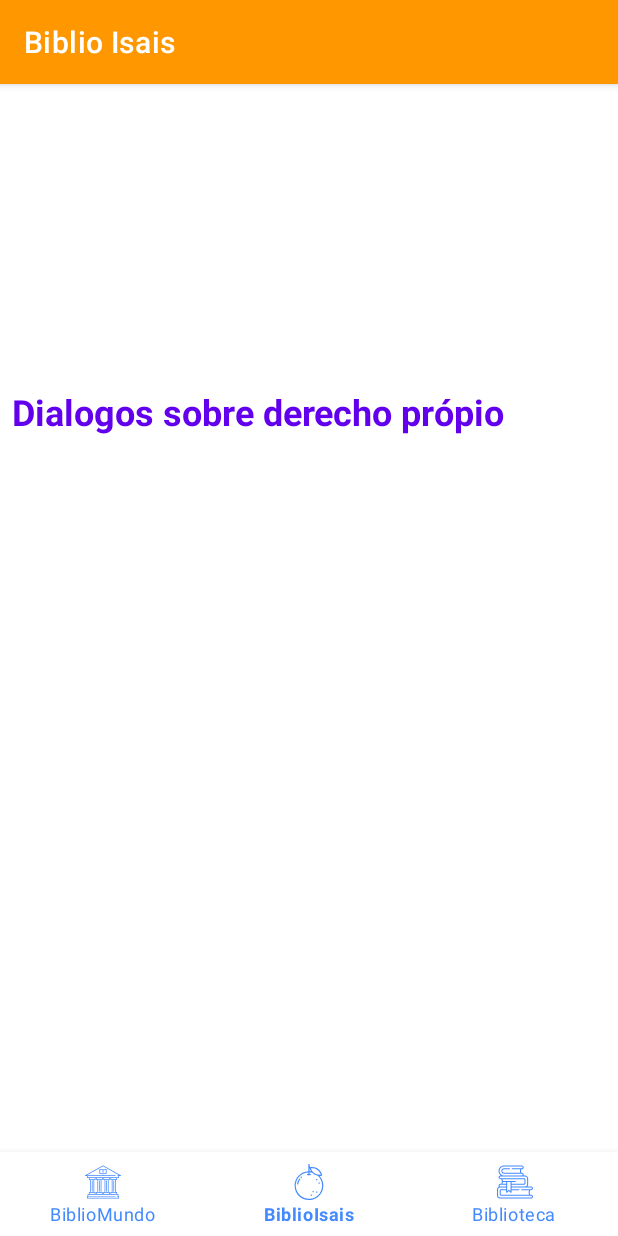
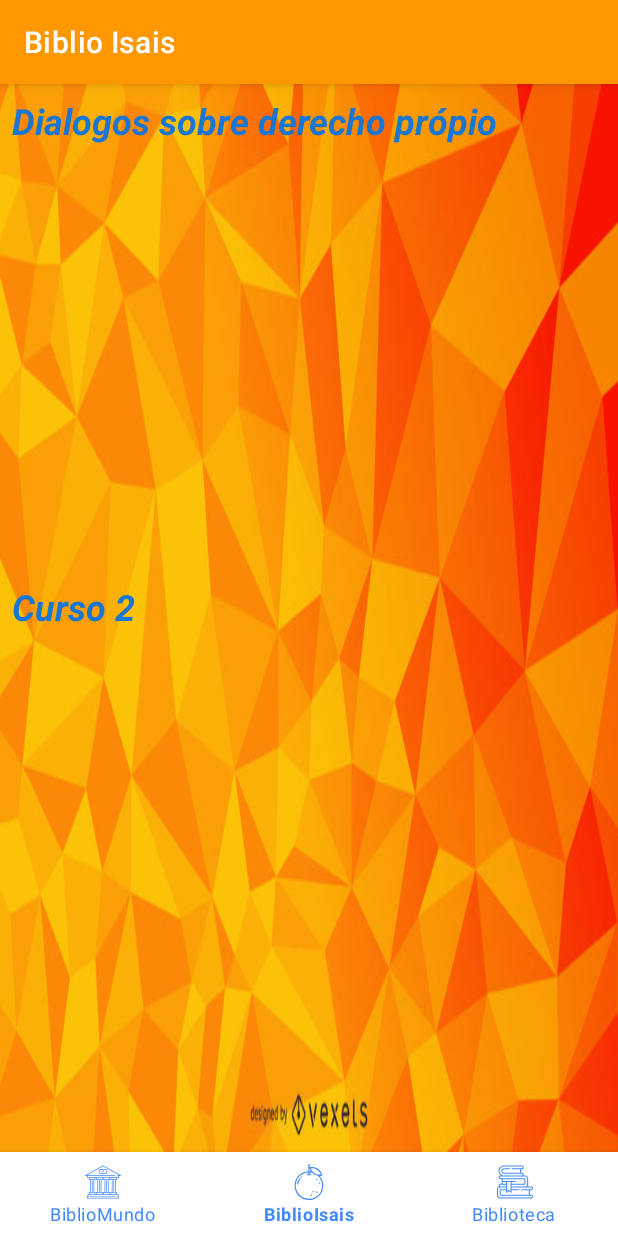
Before and after one commit to Daferd/BiblioIsais, an Android app: the BiblioisaisFragment screen opened through its navigation route, on a phone screen of 412 x 824 dp. Run offline under Robolectric (Android 15) with nearby library versions, the phone set to English and light mode, and no system bars; our stand-ins replace Firebase (no records; nobody signed in at launch, a user with empty details on screens opened directly), Picasso, navigation-ui.

Commit message:
Versión antes de agregar MVVM

```diff
--- a/app/src/main/java/com/darioArevalo/biblioisais/ui/biblioisais/BiblioisaisFragment.kt
+++ b/app/src/main/java/com/darioArevalo/biblioisais/ui/biblioisais/BiblioisaisFragment.kt
@@ -8,6 +8,7 @@ import android.view.View
 import android.view.ViewGroup
 import android.widget.LinearLayout
 import android.widget.TextView
+import androidx.core.content.ContextCompat.startActivity
 import androidx.fragment.app.Fragment
 import androidx.lifecycle.Observer
 import androidx.lifecycle.ViewModelProvider
@@ -25,8 +26,12 @@ class BiblioisaisFragment : Fragment(), CursosRVAdapter.OnItemClickListener {
 
     //private lateinit var dashboardViewModel: DashboardViewModel
     private lateinit var binding: FragmentBiblioisaisBinding
-    private var cursosList: MutableList<CursoServer> = mutableListOf()
-    private lateinit var cursosRVAdapter: CursosRVAdapter
+
+    private var cursos1List: MutableList<CursoServer> = mutableListOf()
+    private lateinit var cursos1RVAdapter: CursosRVAdapter
+
+    private var cursos2List: MutableList<CursoServer> = mutableListOf()
+    private lateinit var cursos2RVAdapter: CursosRVAdapter
 
     override fun onCreateView(
             inflater: LayoutInflater,
@@ -40,21 +45,34 @@ class BiblioisaisFragment : Fragment(), CursosRVAdapter.OnItemClickListener {
         super.onViewCreated(view, savedInstanceState)
 
         binding = FragmentBiblioisaisBinding.bind(view)
+
         binding.cursos1RecyclerView.layoutManager=
                 LinearLayoutManager(context,RecyclerView.HORIZONTAL,false)
         binding.cursos1RecyclerView.setHasFixedSize(true)
 
-        cursosRVAdapter = CursosRVAdapter(
-                cursosList as ArrayList<CursoServer>, this@BiblioisaisFragment
+        cursos1RVAdapter = CursosRVAdapter(
+                cursos1List as ArrayList<CursoServer>, this@BiblioisaisFragment
         )
 
-        binding.cursos1RecyclerView.adapter = cursosRVAdapter
+        binding.cursos1RecyclerView.adapter = cursos1RVAdapter
 
-        cargarDesdeFirebase()
+        cargarCurso1DesdeFirebase()
+
+        binding.cursos2RecyclerView.layoutManager=
+                LinearLayoutManager(context,RecyclerView.HORIZONTAL,false)
+        binding.cursos2RecyclerView.setHasFixedSize(true)
+
+        cursos2RVAdapter = CursosRVAdapter(
+                cursos2List as ArrayList<CursoServer>, this@BiblioisaisFragment
+        )
+
+        binding.cursos2RecyclerView.adapter = cursos2RVAdapter
+
+        cargarCurso2DesdeFirebase()
 
     }
 
-    private fun cargarDesdeFirebase() {
+    private fun cargarCurso2DesdeFirebase() {
         val database = FirebaseDatabase.getInstance()
         val myCursosRef = database.getReference("cursos").child("curso1")
 
@@ -62,9 +80,31 @@ class BiblioisaisFragment : Fragment(), CursosRVAdapter.OnItemClickListener {
             override fun onDataChange(snapshot: DataSnapshot) {
                 for(data: DataSnapshot in snapshot.children){
                     val cursoServer = data.getValue(CursoServer::class.java)
-                    cursoServer?.let { cursosList.add(it) }
+                    cursoServer?.let { cursos2List.add(it) }
                 }
-                cursosRVAdapter.notifyDataSetChanged()
+                cursos2RVAdapter.notifyDataSetChanged()
+            }
+
+            override fun onCancelled(error: DatabaseError) {
+                TODO("Not yet implemented")
+            }
+
+        }
+        myCursosRef.addValueEventListener(postListener)
+    }
+
+
+    private fun cargarCurso1DesdeFirebase() {
+        val database = FirebaseDatabase.getInstance()
+        val myCursosRef = database.getReference("cursos").child("curso1")
+
+        val postListener = object : ValueEventListener {
+            override fun onDataChange(snapshot: DataSnapshot) {
+                for(data: DataSnapshot in snapshot.children){
+                    val cursoServer = data.getValue(CursoServer::class.java)
+                    cursoServer?.let { cursos1List.add(it) }
+                }
+                cursos1RVAdapter.notifyDataSetChanged()
             }
 
             override fun onCancelled(error: DatabaseError) {
--- a/app/src/main/res/layout/fragment_biblioisais.xml
+++ b/app/src/main/res/layout/fragment_biblioisais.xml
@@ -6,29 +6,48 @@
     android:layout_height="match_parent"
     android:orientation="vertical"
     tools:context=".ui.biblioisais.BiblioisaisFragment"
-    android:padding="8dp">
+    android:padding="8dp"
+    android:background="@drawable/fondotexturanaranja">
 
 
     <LinearLayout
         android:layout_width="match_parent"
         android:layout_height="match_parent"
-        android:orientation="vertical"
-        android:layout_gravity="center">
+        android:orientation="vertical">
 
         <TextView
-            android:id="@+id/textView"
+            android:id="@+id/curso1textView"
             android:layout_width="match_parent"
             android:layout_height="wrap_content"
             android:text="Dialogos sobre derecho própio"
             android:textSize="24sp"
-            android:textStyle="bold"
-            android:textColor="@color/purple_500"/>
+            android:textStyle="bold|italic"
+            android:textColor="@color/blu_700"/>
 
         <androidx.recyclerview.widget.RecyclerView
             android:id="@+id/cursos1_recycler_view"
             android:layout_width="match_parent"
             android:layout_height="275dp"
             tools:layout_editor_absoluteX="8dp"
-            tools:listitem="@layout/cursos_item"/>
+            tools:listitem="@layout/cursos_item"
+            android:orientation="horizontal"/>
+
+        <TextView
+            android:id="@+id/curso2textView"
+            android:layout_width="match_parent"
+            android:layout_height="wrap_content"
+            android:text="Curso 2"
+            android:textSize="24sp"
+            android:textStyle="bold|italic"
+            android:textColor="@color/blu_700"
+            android:layout_marginTop="16dp"/>
+
+        <androidx.recyclerview.widget.RecyclerView
+            android:id="@+id/cursos2_recycler_view"
+            android:layout_width="match_parent"
+            android:layout_height="275dp"
+            tools:layout_editor_absoluteX="8dp"
+            tools:listitem="@layout/cursos_item"
+            android:orientation="horizontal"/>
     </LinearLayout>
 </androidx.core.widget.NestedScrollView>
--- a/app/src/main/res/values/colors.xml
+++ b/app/src/main/res/values/colors.xml
@@ -17,6 +17,7 @@
     <color name="orange2_700">#F57C00</color>
     <color name="blu_500">#1976D2</color>
     <color name="blu_accent">#B2EBF2</color>
+    <color name="blu_700">#1976D2</color>
 
 
 </resources>
```
